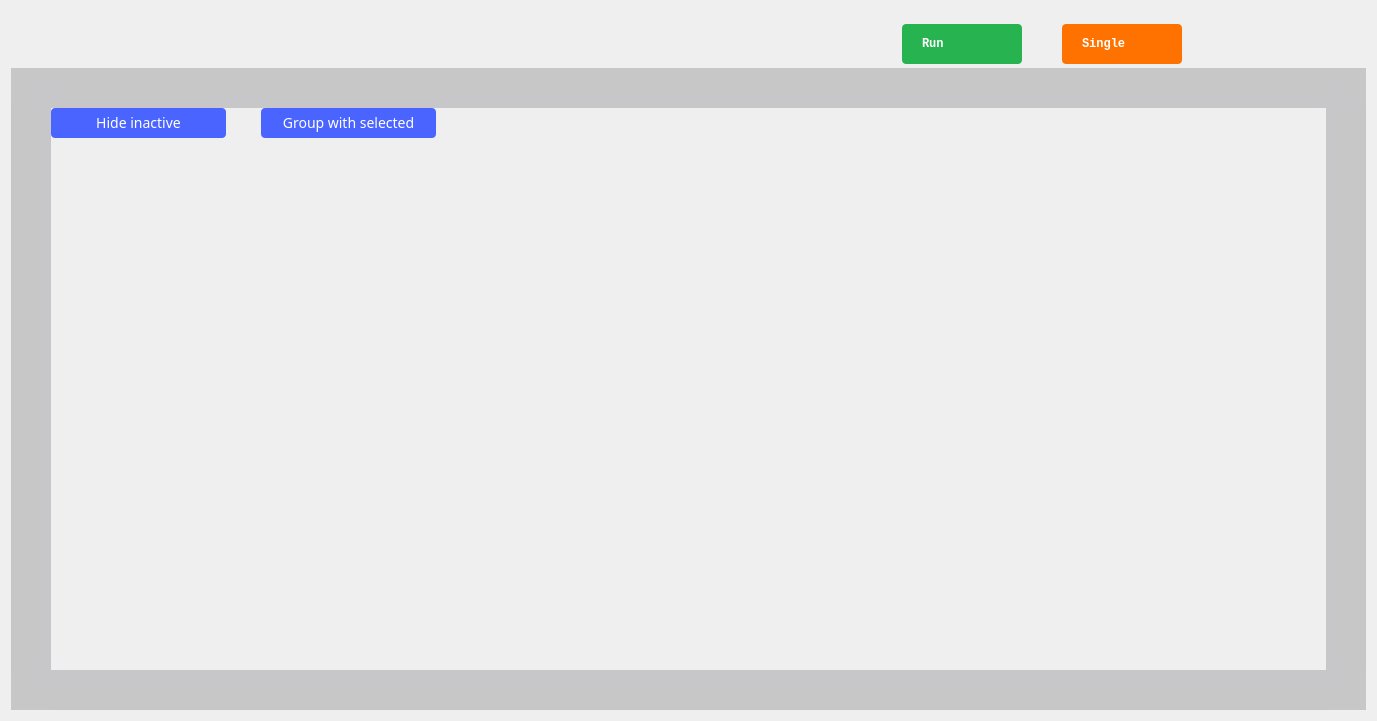
This is ui/pattern_generator.ui in analogdevicesinc/scopy as Qt 5 draws it before an edit. The edited form follows.
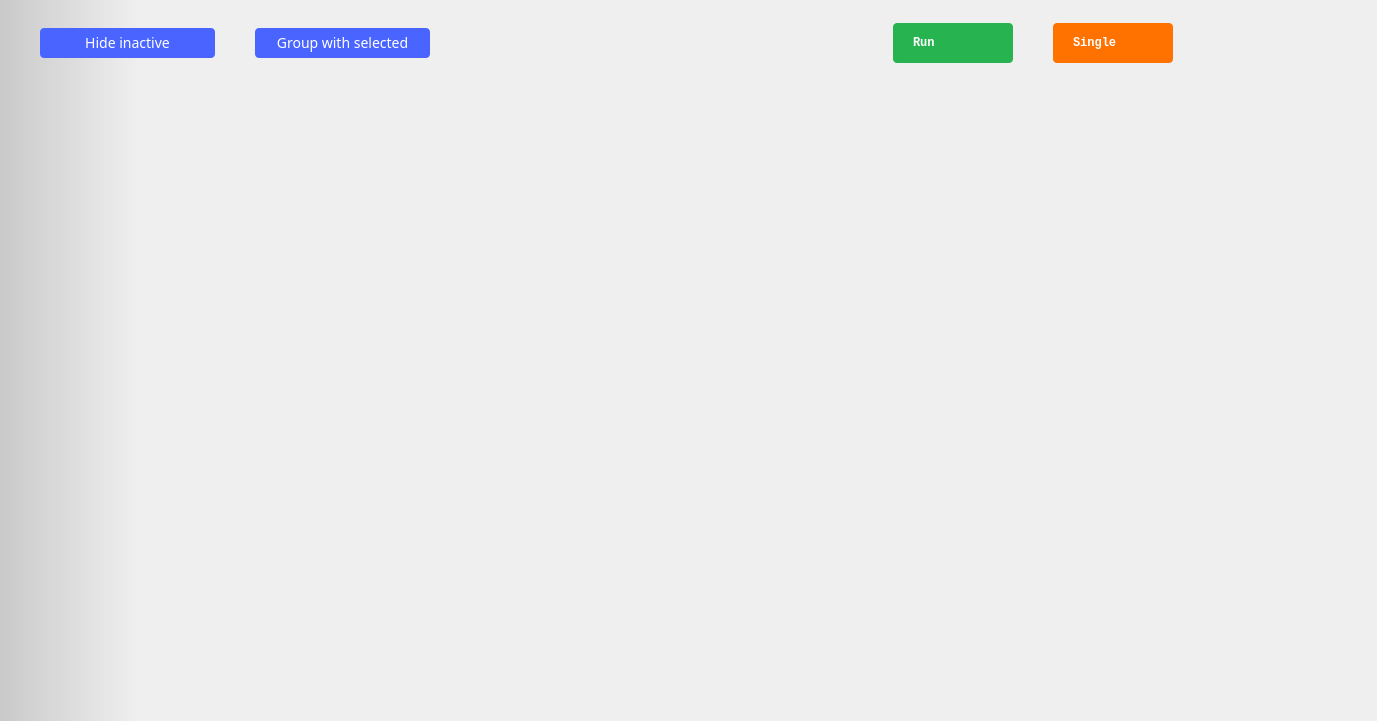
This is the edited form. Icons and pictures are not drawn. Custom widgets are drawn as their Qt base class.

Commit message: Pattern Generator: Simplify UI and use global stylesheet

```diff
--- a/ui/pattern_generator.ui
+++ b/ui/pattern_generator.ui
@@ -25,70 +25,22 @@
   <property name="windowTitle">
    <string>Scopy Pattern Generator</string>
   </property>
-  <property name="styleSheet">
-   <string notr="true">/* QComboBoxes*/
-QPushButton
-{
-  outline:none;
-}
-QCheckBox
-{
-  outline:none;
-}
-QLineEdit
-{
-   outline:none;
-}
-
-QComboBox
-{
-  height: 24px;
-  border: 0px;
-  color: white;
-  font-size: 14px;
-  border-bottom: 1px solid rgba(255, 255, 255, 102);
-  padding-bottom: 4px;
-  outline:none;
-}
-QComboBox::drop-down
-{
-  subcontrol-position: center right;
-  width: 10px;
-  height: 6px;
-  border-image: url(:/icons/sba_cmb_box_arrow.svg);
-}
-QComboBox QAbstractItemView {
-  border: 0px;
-  color: white;
-  selection-background-color: rgba(25, 25, 25);
-  outline: 0px;
-}
-QComboBox:disabled
-{
-  color: rgb(85, 85, 85);
-}
-</string>
-  </property>
-  <layout class="QVBoxLayout" name="verticalLayout" stretch="0,0,0">
+  <layout class="QVBoxLayout" name="verticalLayout" stretch="0,0">
    <property name="spacing">
     <number>0</number>
    </property>
-   <item>
-    <spacer name="verticalSpacer_5">
-     <property name="orientation">
-      <enum>Qt::Vertical</enum>
-     </property>
-     <property name="sizeType">
-      <enum>QSizePolicy::Fixed</enum>
-     </property>
-     <property name="sizeHint" stdset="0">
-      <size>
-       <width>20</width>
-       <height>10</height>
-      </size>
-     </property>
-    </spacer>
-   </item>
+   <property name="leftMargin">
+    <number>0</number>
+   </property>
+   <property name="topMargin">
+    <number>0</number>
+   </property>
+   <property name="rightMargin">
+    <number>0</number>
+   </property>
+   <property name="bottomMargin">
+    <number>0</number>
+   </property>
    <item>
     <widget class="QWidget" name="toolbarWidget" native="true">
      <property name="sizePolicy">
@@ -103,28 +55,87 @@
        <height>0</height>
       </size>
      </property>
-     <property name="maximumSize">
-      <size>
-       <width>16777215</width>
-       <height>50</height>
-      </size>
+     <property name="styleSheet">
+      <string notr="true">#toolbarWidget {
+background-color: qlineargradient(spread:pad, x1:0, y1:0, x2:0.1, y2:0, stop:0 rgba(0, 0, 0, 40), stop:1 transparent);
+}</string>
      </property>
      <layout class="QHBoxLayout" name="horizontalLayout_2">
       <property name="spacing">
-       <number>0</number>
+       <number>40</number>
       </property>
       <property name="leftMargin">
-       <number>0</number>
+       <number>40</number>
       </property>
       <property name="topMargin">
-       <number>0</number>
+       <number>20</number>
       </property>
       <property name="rightMargin">
-       <number>0</number>
+       <number>40</number>
       </property>
       <property name="bottomMargin">
-       <number>0</number>
+       <number>20</number>
       </property>
+      <item>
+       <widget class="QPushButton" name="btnHideInactive">
+        <property name="styleSheet">
+         <string notr="true">QPushButton
+{
+  width: 175px;
+  height: 30px;
+  border-radius: 4px;
+  background-color: #4a64ff;
+
+  font-family: ArialMT;
+  font-size: 14px;
+  font-weight: normal;
+  font-style: normal;
+  text-align: center;
+  color: #ffffff;
+
+}
+
+
+QPushButton:hover
+{
+	 background-color: #4a34ff;
+}</string>
+        </property>
+        <property name="text">
+         <string>Hide inactive</string>
+        </property>
+        <property name="checkable">
+         <bool>true</bool>
+        </property>
+       </widget>
+      </item>
+      <item>
+       <widget class="QPushButton" name="btnGroupWithSelected">
+        <property name="styleSheet">
+         <string notr="true">QPushButton{
+  width: 175px;
+  height: 30px;
+  border-radius: 4px;
+  background-color: #4a64ff;
+  font-family: ArialMT;
+  font-size: 14px;
+  font-weight: normal;
+  font-style: normal;
+  text-align: center;
+  color: #ffffff;
+}
+
+
+QPushButton:hover
+{
+	 background-color: #4a34ff;
+}</string>
+        </property>
+        <property name="text">
+         <string>Group with selected</string>
+        </property>
+       </widget>
+      </item>
       <item>
        <spacer name="horizontalSpacer_3">
         <property name="orientation">
@@ -132,7 +143,7 @@
         </property>
         <property name="sizeHint" stdset="0">
          <size>
-          <width>891</width>
+          <width>0</width>
           <height>0</height>
          </size>
         </property>
@@ -375,22 +386,6 @@
         </property>
        </widget>
       </item>
-      <item>
-       <spacer name="horizontalSpacer_2">
-        <property name="orientation">
-         <enum>Qt::Horizontal</enum>
-        </property>
-        <property name="sizeType">
-         <enum>QSizePolicy::Fixed</enum>
-        </property>
-        <property name="sizeHint" stdset="0">
-         <size>
-          <width>40</width>
-          <height>10</height>
-         </size>
-        </property>
-       </spacer>
-      </item>
       <item>
        <widget class="QPushButton" name="btnSingleRun">
         <property name="sizePolicy">
@@ -457,21 +452,48 @@
        </widget>
       </item>
       <item>
-       <spacer name="horizontalSpacer_4">
-        <property name="orientation">
-         <enum>Qt::Horizontal</enum>
+       <widget class="QWidget" name="settingsWidget" native="true">
+        <property name="styleSheet">
+         <string notr="true">QPushButton {
+  min-height: 40px;
+  max-height: 40px;
+  min-width: 60px;
+  max-width: 60px;
+  padding-top:5px
+}
+
+QPushButton:checked {
+  border-top: 1px solid rgba(255,255,255,150);
+}
+
+QPushButton:!checked {
+  border-top: 1px solid rgba(255,255,255,0);
+}
+
+QPushButton:!checked:hover {
+  border-top: 1px solid rgba(255,255,255,0);
+}
+
+QPushButton:checked:hover {
+  border-top: 1px solid rgba(255,255,255,200);
+}</string>
         </property>
-        <property name="sizeType">
-         <enum>QSizePolicy::Fixed</enum>
-        </property>
-        <property name="sizeHint" stdset="0">
-         <size>
-          <width>40</width>
-          <height>0</height>
-         </size>
-        </property>
-       </spacer>
-      </item>
+        <layout class="QHBoxLayout" name="horizontalLayout_3">
+         <property name="spacing">
+          <number>0</number>
+         </property>
+         <property name="leftMargin">
+          <number>0</number>
+         </property>
+         <property name="topMargin">
+          <number>0</number>
+         </property>
+         <property name="rightMargin">
+          <number>0</number>
+         </property>
+         <property name="bottomMargin">
+          <number>0</number>
+         </property>
       <item>
        <widget class="QPushButton" name="btnPGSettings">
         <property name="sizePolicy">
@@ -493,22 +515,12 @@
          </size>
         </property>
         <property name="styleSheet">
-         <string notr="true">QPushButton {
-  min-height: 40px;
-  max-height: 40px;
-  min-width: 60px;
-  max-width: 60px;
-padding-top:5px;
-}
-
-QPushButton:checked {
+            <string notr="true">QPushButton:checked {
   image: url(:/icons/gear_wheel_pressed.svg);
-  border-top: 1px solid rgba(255,255,255,150);
 }
 
 QPushButton:!checked {
   image: url(:/icons/gear_wheel.svg);
-  border-top: 1px solid rgba(255,255,255,0);
 }
 
 
@@ -554,22 +566,12 @@
          </size>
         </property>
         <property name="styleSheet">
-         <string notr="true">QPushButton {
-  min-height: 40px;
-  max-height: 40px;
-  min-width: 60px;
-  max-width: 60px;
-  padding-top:5px
-}
-
-QPushButton:checked {
+            <string notr="true">QPushButton:checked {
   image: url(:/icons/setup3_checked_hover.svg);
-  border-top: 1px solid rgba(255,255,255,150);
 }
 
 QPushButton:!checked {
   image: url(:/icons/setup3_unchecked.svg);
-  border-top: 1px solid rgba(255,255,255,0);
 }
 
 QPushButton:!checked:hover {
@@ -593,21 +595,8 @@
         </property>
        </widget>
       </item>
-      <item>
-       <spacer name="horizontalSpacer">
-        <property name="orientation">
-         <enum>Qt::Horizontal</enum>
-        </property>
-        <property name="sizeType">
-         <enum>QSizePolicy::Fixed</enum>
-        </property>
-        <property name="sizeHint" stdset="0">
-         <size>
-          <width>20</width>
-          <height>0</height>
-         </size>
-        </property>
-       </spacer>
+        </layout>
+       </widget>
       </item>
      </layout>
     </widget>
@@ -621,7 +610,9 @@
       </sizepolicy>
      </property>
      <property name="styleSheet">
-      <string notr="true"/>
+      <string notr="true">#plotWidget {
+background-color: qlineargradient(spread:pad, x1:0, y1:0, x2:0.1, y2:0, stop:0 rgba(0, 0, 0, 40), stop:1 transparent);
+}</string>
      </property>
      <layout class="QHBoxLayout" name="horizontalLayout">
       <property name="spacing">
@@ -640,214 +631,6 @@
        <number>0</number>
       </property>
       <item>
-       <widget class="QWidget" name="widget" native="true">
-        <property name="sizePolicy">
-         <sizepolicy hsizetype="MinimumExpanding" vsizetype="Minimum">
-          <horstretch>0</horstretch>
-          <verstretch>0</verstretch>
-         </sizepolicy>
-        </property>
-        <property name="styleSheet">
-         <string notr="true"/>
-        </property>
-        <layout class="QGridLayout" name="gridLayout">
-         <property name="leftMargin">
-          <number>0</number>
-         </property>
-         <property name="topMargin">
-          <number>0</number>
-         </property>
-         <property name="rightMargin">
-          <number>0</number>
-         </property>
-         <property name="bottomMargin">
-          <number>0</number>
-         </property>
-         <property name="spacing">
-          <number>0</number>
-         </property>
-         <item row="0" column="1" rowspan="2">
-          <widget class="QWidget" name="widget_3" native="true">
-           <property name="enabled">
-            <bool>true</bool>
-           </property>
-           <property name="sizePolicy">
-            <sizepolicy hsizetype="Preferred" vsizetype="Maximum">
-             <horstretch>0</horstretch>
-             <verstretch>0</verstretch>
-            </sizepolicy>
-           </property>
-           <property name="styleSheet">
-            <string notr="true">background-color: qlineargradient(spread:pad, x1:0, y1:0, x2:0 y2:1, stop:0 rgba(33,33,39,50) , stop:1 rgba(38,38,46,50) );</string>
-           </property>
-           <layout class="QVBoxLayout" name="verticalLayout_5">
-            <property name="spacing">
-             <number>0</number>
-            </property>
-            <property name="leftMargin">
-             <number>0</number>
-            </property>
-            <property name="topMargin">
-             <number>0</number>
-            </property>
-            <property name="rightMargin">
-             <number>0</number>
-            </property>
-            <property name="bottomMargin">
-             <number>0</number>
-            </property>
-            <item>
-             <spacer name="verticalSpacer_3">
-              <property name="orientation">
-               <enum>Qt::Vertical</enum>
-              </property>
-              <property name="sizeHint" stdset="0">
-               <size>
-                <width>20</width>
-                <height>40</height>
-               </size>
-              </property>
-             </spacer>
-            </item>
-           </layout>
-          </widget>
-         </item>
-         <item row="3" column="0">
-          <widget class="QWidget" name="widget_2" native="true">
-           <property name="sizePolicy">
-            <sizepolicy hsizetype="Preferred" vsizetype="Preferred">
-             <horstretch>0</horstretch>
-             <verstretch>0</verstretch>
-            </sizepolicy>
-           </property>
-           <property name="styleSheet">
-            <string notr="true">background-color: qlineargradient(spread:pad, x1:0, y1:0, x2:1 y2:0, stop:0 rgba(33,33,39,50) , stop:1 rgba(38,38,46,50) );</string>
-           </property>
-           <layout class="QHBoxLayout" name="horizontalLayout_4">
-            <property name="spacing">
-             <number>0</number>
-            </property>
-            <property name="leftMargin">
-             <number>0</number>
-            </property>
-            <property name="topMargin">
-             <number>0</number>
-            </property>
-            <property name="rightMargin">
-             <number>0</number>
-            </property>
-            <property name="bottomMargin">
-             <number>0</number>
-            </property>
-            <item>
-             <spacer name="horizontalSpacer_7">
-              <property name="orientation">
-               <enum>Qt::Horizontal</enum>
-              </property>
-              <property name="sizeType">
-               <enum>QSizePolicy::Preferred</enum>
-              </property>
-              <property name="sizeHint" stdset="0">
-               <size>
-                <width>40</width>
-                <height>20</height>
-               </size>
-              </property>
-             </spacer>
-            </item>
-           </layout>
-          </widget>
-         </item>
-         <item row="3" column="2">
-          <widget class="QWidget" name="widget_5" native="true">
-           <property name="sizePolicy">
-            <sizepolicy hsizetype="Preferred" vsizetype="Preferred">
-             <horstretch>0</horstretch>
-             <verstretch>0</verstretch>
-            </sizepolicy>
-           </property>
-           <property name="styleSheet">
-            <string notr="true">background-color: qlineargradient(spread:pad, x1:1, y1:0, x2:0 y2:0, stop:0 rgba(33,33,39,50) , stop:1 rgba(38,38,46,50) );</string>
-           </property>
-           <layout class="QHBoxLayout" name="horizontalLayout_6">
-            <property name="spacing">
-             <number>0</number>
-            </property>
-            <property name="leftMargin">
-             <number>0</number>
-            </property>
-            <property name="topMargin">
-             <number>0</number>
-            </property>
-            <property name="rightMargin">
-             <number>0</number>
-            </property>
-            <property name="bottomMargin">
-             <number>0</number>
-            </property>
-            <item>
-             <spacer name="horizontalSpacer_9">
-              <property name="orientation">
-               <enum>Qt::Horizontal</enum>
-              </property>
-              <property name="sizeType">
-               <enum>QSizePolicy::Preferred</enum>
-              </property>
-              <property name="sizeHint" stdset="0">
-               <size>
-                <width>40</width>
-                <height>20</height>
-               </size>
-              </property>
-             </spacer>
-            </item>
-           </layout>
-          </widget>
-         </item>
-         <item row="4" column="1">
-          <widget class="QWidget" name="widget_4" native="true">
-           <property name="sizePolicy">
-            <sizepolicy hsizetype="Preferred" vsizetype="Maximum">
-             <horstretch>0</horstretch>
-             <verstretch>0</verstretch>
-            </sizepolicy>
-           </property>
-           <property name="styleSheet">
-            <string notr="true">background-color: qlineargradient(spread:pad, x1:0, y1:1, x2:0 y2:0, stop:0 rgba(33,33,39,50) , stop:1 rgba(38,38,46,50) );</string>
-           </property>
-           <layout class="QVBoxLayout" name="verticalLayout_2">
-            <property name="spacing">
-             <number>0</number>
-            </property>
-            <property name="leftMargin">
-             <number>0</number>
-            </property>
-            <property name="topMargin">
-             <number>0</number>
-            </property>
-            <property name="rightMargin">
-             <number>0</number>
-            </property>
-            <property name="bottomMargin">
-             <number>0</number>
-            </property>
-            <item>
-             <spacer name="verticalSpacer_2">
-              <property name="orientation">
-               <enum>Qt::Vertical</enum>
-              </property>
-              <property name="sizeHint" stdset="0">
-               <size>
-                <width>20</width>
-                <height>40</height>
-               </size>
-              </property>
-             </spacer>
-            </item>
-           </layout>
-          </widget>
-         </item>
-         <item row="3" column="1">
           <widget class="QWidget" name="leftWidget" native="true">
            <property name="sizePolicy">
             <sizepolicy hsizetype="MinimumExpanding" vsizetype="Minimum">
@@ -861,142 +644,31 @@
              <height>16777215</height>
             </size>
            </property>
-           <property name="styleSheet">
-            <string notr="true">gridline-color: rgb(170, 85, 127);</string>
-           </property>
            <layout class="QVBoxLayout" name="leftWidgetLayout">
             <property name="spacing">
              <number>0</number>
             </property>
             <property name="leftMargin">
-             <number>0</number>
+          <number>40</number>
             </property>
             <property name="topMargin">
              <number>0</number>
             </property>
             <property name="rightMargin">
-             <number>0</number>
+          <number>40</number>
             </property>
             <property name="bottomMargin">
-             <number>0</number>
-            </property>
-            <item>
-             <layout class="QHBoxLayout" name="horizontalLayout_3">
-              <property name="spacing">
-               <number>0</number>
-              </property>
-              <item>
-               <widget class="QPushButton" name="btnHideInactive">
-                <property name="styleSheet">
-                 <string notr="true">QPushButton
-{
-  width: 175px;
-  height: 30px;
-  border-radius: 4px;
-  background-color: #4a64ff;
-
-  font-family: ArialMT;
-  font-size: 14px;
-  font-weight: normal;
-  font-style: normal;
-  text-align: center;
-  color: #ffffff;
-
-}
-
-
-QPushButton:hover
-{
-	 background-color: #4a34ff;
-}</string>
-                </property>
-                <property name="text">
-                 <string>Hide inactive</string>
-                </property>
-                <property name="checkable">
-                 <bool>true</bool>
-                </property>
-               </widget>
-              </item>
-              <item>
-               <spacer name="horizontalSpacer_5">
-                <property name="orientation">
-                 <enum>Qt::Horizontal</enum>
-                </property>
-                <property name="sizeType">
-                 <enum>QSizePolicy::Preferred</enum>
-                </property>
-                <property name="sizeHint" stdset="0">
-                 <size>
-                  <width>35</width>
-                  <height>20</height>
-                 </size>
-                </property>
-               </spacer>
-              </item>
-              <item>
-               <widget class="QPushButton" name="btnGroupWithSelected">
-                <property name="styleSheet">
-                 <string notr="true">QPushButton{
-  width: 175px;
-  height: 30px;
-  border-radius: 4px;
-  background-color: #4a64ff;
-  font-family: ArialMT;
-  font-size: 14px;
-  font-weight: normal;
-  font-style: normal;
-  text-align: center;
-  color: #ffffff;
-}
-
-
-QPushButton:hover
-{
-	 background-color: #4a34ff;
-}</string>
-                </property>
-                <property name="text">
-                 <string>Group with selected</string>
-                </property>
-               </widget>
-              </item>
-              <item>
-               <spacer name="horizontalSpacer_8">
-                <property name="orientation">
-                 <enum>Qt::Horizontal</enum>
-                </property>
-                <property name="sizeType">
-                 <enum>QSizePolicy::MinimumExpanding</enum>
-                </property>
-                <property name="sizeHint" stdset="0">
-                 <size>
-                  <width>45</width>
-                  <height>20</height>
-                 </size>
-                </property>
-               </spacer>
-              </item>
-             </layout>
-            </item>
+          <number>40</number>
+         </property>
             <item>
              <layout class="QHBoxLayout" name="horizontalLayout_5">
               <property name="spacing">
                <number>0</number>
               </property>
-              <property name="topMargin">
-               <number>0</number>
-              </property>
               <item>
                <layout class="QVBoxLayout" name="verticalLayout_4">
-                <property name="spacing">
-                 <number>0</number>
-                </property>
-                <property name="leftMargin">
-                 <number>0</number>
-                </property>
-                <property name="topMargin">
-                 <number>0</number>
+             <property name="bottomMargin">
+              <number>20</number>
                 </property>
                 <item>
                  <widget class="adiscope::MenuAnim" name="channelManagerWidget" native="true">
@@ -1025,94 +697,13 @@
                   </layout>
                  </widget>
                 </item>
-                <item>
-                 <spacer name="verticalSpacer">
-                  <property name="orientation">
-                   <enum>Qt::Vertical</enum>
-                  </property>
-                  <property name="sizeType">
-                   <enum>QSizePolicy::Maximum</enum>
-                  </property>
-                  <property name="sizeHint" stdset="0">
-                   <size>
-                    <width>20</width>
-                    <height>20</height>
-                   </size>
-                  </property>
-                 </spacer>
-                </item>
                </layout>
               </item>
               <item>
-               <widget class="QWidget" name="centralPlotWidget" native="true">
-                <property name="sizePolicy">
-                 <sizepolicy hsizetype="MinimumExpanding" vsizetype="Expanding">
-                  <horstretch>0</horstretch>
-                  <verstretch>0</verstretch>
-                 </sizepolicy>
-                </property>
-                <property name="styleSheet">
-                 <string notr="true"/>
-                </property>
-                <layout class="QVBoxLayout" name="centralPlotWidgetLayout">
-                 <property name="spacing">
-                  <number>0</number>
-                 </property>
-                 <property name="leftMargin">
-                  <number>0</number>
-                 </property>
+            <layout class="QVBoxLayout" name="verticalLayout_3">
                  <property name="topMargin">
-                  <number>0</number>
-                 </property>
-                 <property name="rightMargin">
-                  <number>0</number>
-                 </property>
-                 <property name="bottomMargin">
-                  <number>0</number>
-                 </property>
-                 <item>
-                  <widget class="QWidget" name="plotStatusWidget" native="true">
-                   <property name="sizePolicy">
-                    <sizepolicy hsizetype="MinimumExpanding" vsizetype="Fixed">
-                     <horstretch>0</horstretch>
-                     <verstretch>0</verstretch>
-                    </sizepolicy>
-                   </property>
-                   <layout class="QVBoxLayout" name="verticalLayout_7">
-                    <property name="spacing">
-                     <number>0</number>
-                    </property>
-                    <property name="leftMargin">
-                     <number>0</number>
-                    </property>
-                    <property name="topMargin">
-                     <number>0</number>
-                    </property>
-                    <property name="rightMargin">
-                     <number>0</number>
-                    </property>
-                    <property name="bottomMargin">
-                     <number>0</number>
-                    </property>
-                    <item>
-                     <spacer name="verticalSpacer_4">
-                      <property name="orientation">
-                       <enum>Qt::Vertical</enum>
-                      </property>
-                      <property name="sizeType">
-                       <enum>QSizePolicy::Fixed</enum>
-                      </property>
-                      <property name="sizeHint" stdset="0">
-                       <size>
-                        <width>20</width>
-                        <height>37</height>
-                       </size>
-                      </property>
-                     </spacer>
-                    </item>
-                   </layout>
-                  </widget>
-                 </item>
+              <number>37</number>
+             </property>
                  <item>
                   <widget class="QWidget" name="centralWidget" native="true">
                    <property name="sizePolicy">
@@ -1141,198 +732,10 @@
                   </widget>
                  </item>
                 </layout>
-               </widget>
               </item>
              </layout>
             </item>
            </layout>
-          </widget>
-         </item>
-         <item row="0" column="0">
-          <widget class="QWidget" name="widget_6" native="true">
-           <property name="sizePolicy">
-            <sizepolicy hsizetype="Maximum" vsizetype="Maximum">
-             <horstretch>0</horstretch>
-             <verstretch>0</verstretch>
-            </sizepolicy>
-           </property>
-           <property name="styleSheet">
-            <string notr="true">background-color: qlineargradient(spread:pad, x1:0, y1:0, x2:1 y2:1, stop:0 rgba(33,33,39,50) , stop:1 rgba(38,38,46,50) );</string>
-           </property>
-           <layout class="QHBoxLayout" name="horizontalLayout_7">
-            <property name="spacing">
-             <number>0</number>
-            </property>
-            <property name="leftMargin">
-             <number>0</number>
-            </property>
-            <property name="topMargin">
-             <number>0</number>
-            </property>
-            <property name="rightMargin">
-             <number>0</number>
-            </property>
-            <property name="bottomMargin">
-             <number>0</number>
-            </property>
-            <item>
-             <spacer name="horizontalSpacer_10">
-              <property name="orientation">
-               <enum>Qt::Horizontal</enum>
-              </property>
-              <property name="sizeType">
-               <enum>QSizePolicy::Preferred</enum>
-              </property>
-              <property name="sizeHint" stdset="0">
-               <size>
-                <width>40</width>
-                <height>40</height>
-               </size>
-              </property>
-             </spacer>
-            </item>
-           </layout>
-          </widget>
-         </item>
-         <item row="4" column="0">
-          <widget class="QWidget" name="widget_7" native="true">
-           <property name="sizePolicy">
-            <sizepolicy hsizetype="Maximum" vsizetype="Preferred">
-             <horstretch>0</horstretch>
-             <verstretch>0</verstretch>
-            </sizepolicy>
-           </property>
-           <property name="styleSheet">
-            <string notr="true">background-color: qlineargradient(spread:pad, x1:0, y1:1, x2:1 y2:0, stop:0 rgba(33,33,39,50) , stop:1 rgba(38,38,46,50) );</string>
-           </property>
-           <layout class="QHBoxLayout" name="horizontalLayout_10">
-            <property name="spacing">
-             <number>0</number>
-            </property>
-            <property name="leftMargin">
-             <number>0</number>
-            </property>
-            <property name="topMargin">
-             <number>0</number>
-            </property>
-            <property name="rightMargin">
-             <number>0</number>
-            </property>
-            <property name="bottomMargin">
-             <number>0</number>
-            </property>
-            <item>
-             <spacer name="horizontalSpacer_13">
-              <property name="orientation">
-               <enum>Qt::Horizontal</enum>
-              </property>
-              <property name="sizeHint" stdset="0">
-               <size>
-                <width>40</width>
-                <height>20</height>
-               </size>
-              </property>
-             </spacer>
-            </item>
-           </layout>
-          </widget>
-         </item>
-         <item row="4" column="2">
-          <widget class="QWidget" name="widget_8" native="true">
-           <property name="sizePolicy">
-            <sizepolicy hsizetype="Maximum" vsizetype="Preferred">
-             <horstretch>0</horstretch>
-             <verstretch>0</verstretch>
-            </sizepolicy>
-           </property>
-           <property name="styleSheet">
-            <string notr="true">background-color: qlineargradient(spread:pad, x1:1, y1:1, x2:0 y2:0, stop:0 rgba(33,33,39,50) , stop:1 rgba(38,38,46,50) );</string>
-           </property>
-           <layout class="QHBoxLayout" name="horizontalLayout_9">
-            <property name="spacing">
-             <number>0</number>
-            </property>
-            <property name="leftMargin">
-             <number>0</number>
-            </property>
-            <property name="topMargin">
-             <number>0</number>
-            </property>
-            <property name="rightMargin">
-             <number>0</number>
-            </property>
-            <property name="bottomMargin">
-             <number>0</number>
-            </property>
-            <item>
-             <spacer name="horizontalSpacer_12">
-              <property name="orientation">
-               <enum>Qt::Horizontal</enum>
-              </property>
-              <property name="sizeHint" stdset="0">
-               <size>
-                <width>40</width>
-                <height>20</height>
-               </size>
-              </property>
-             </spacer>
-            </item>
-           </layout>
-          </widget>
-         </item>
-         <item row="0" column="2">
-          <widget class="QWidget" name="widget_9" native="true">
-           <property name="sizePolicy">
-            <sizepolicy hsizetype="Maximum" vsizetype="Preferred">
-             <horstretch>0</horstretch>
-             <verstretch>0</verstretch>
-            </sizepolicy>
-           </property>
-           <property name="styleSheet">
-            <string notr="true">background-color: qlineargradient(spread:pad, x1:1, y1:0, x2:0 y2:1, stop:0 rgba(33,33,39,50) , stop:1 rgba(38,38,46,50) );</string>
-           </property>
-           <layout class="QHBoxLayout" name="horizontalLayout_8">
-            <property name="spacing">
-             <number>0</number>
-            </property>
-            <property name="leftMargin">
-             <number>0</number>
-            </property>
-            <property name="topMargin">
-             <number>0</number>
-            </property>
-            <property name="rightMargin">
-             <number>0</number>
-            </property>
-            <property name="bottomMargin">
-             <number>0</number>
-            </property>
-            <item>
-             <spacer name="horizontalSpacer_11">
-              <property name="orientation">
-               <enum>Qt::Horizontal</enum>
-              </property>
-              <property name="sizeHint" stdset="0">
-               <size>
-                <width>40</width>
-                <height>20</height>
-               </size>
-              </property>
-             </spacer>
-            </item>
-           </layout>
-          </widget>
-         </item>
-        </layout>
-        <zorder>leftWidget</zorder>
-        <zorder>widget_2</zorder>
-        <zorder>widget_3</zorder>
-        <zorder>widget_4</zorder>
-        <zorder>widget_5</zorder>
-        <zorder>widget_6</zorder>
-        <zorder>widget_7</zorder>
-        <zorder>widget_8</zorder>
-        <zorder>widget_9</zorder>
        </widget>
       </item>
       <item>
```
Left out of the diff: 12 changed lines with no effect on the pictures. Lines whose indentation alone changed are shown as unchanged. The commit also changes 2 other files.
